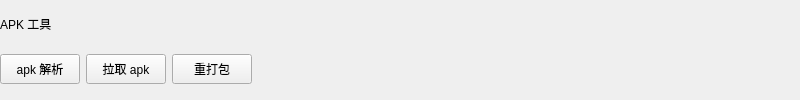
The window that res/ui/apk_bar_widget.ui (purejiang/BlankTool) describes before a commit, drawn with Qt 5.
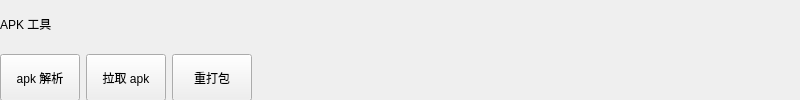
The same window after the commit.

```diff
--- a/res/ui/apk_bar_widget.ui
+++ b/res/ui/apk_bar_widget.ui
@@ -22,11 +22,11 @@
      <height>101</height>
     </rect>
    </property>
-   <layout class="QVBoxLayout" name="verticalLayout">
+   <layout class="QVBoxLayout" name="verticalLayout" stretch="1,1">
     <item>
      <widget class="QLabel" name="apk_label">
       <property name="sizePolicy">
-       <sizepolicy hsizetype="Fixed" vsizetype="Fixed">
+       <sizepolicy hsizetype="Preferred" vsizetype="Preferred">
         <horstretch>0</horstretch>
         <verstretch>0</verstretch>
        </sizepolicy>
@@ -46,12 +46,6 @@
           <verstretch>0</verstretch>
          </sizepolicy>
         </property>
-        <property name="maximumSize">
-         <size>
-          <width>80</width>
-          <height>30</height>
-         </size>
-        </property>
         <property name="text">
          <string>apk 解析</string>
         </property>
@@ -65,12 +59,6 @@
           <verstretch>0</verstretch>
          </sizepolicy>
         </property>
-        <property name="maximumSize">
-         <size>
-          <width>80</width>
-          <height>30</height>
-         </size>
-        </property>
         <property name="text">
          <string>拉取 apk</string>
         </property>
@@ -84,12 +72,6 @@
           <verstretch>0</verstretch>
          </sizepolicy>
         </property>
-        <property name="maximumSize">
-         <size>
-          <width>80</width>
-          <height>30</height>
-         </size>
-        </property>
         <property name="text">
          <string>重打包</string>
         </property>
```
